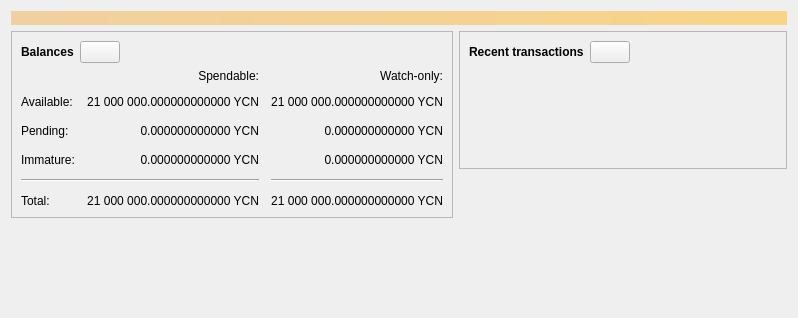
This is src/qt/forms/overviewpage.ui in kylacoin/kylacoin as Qt 5 draws it before an edit. The edited form follows.
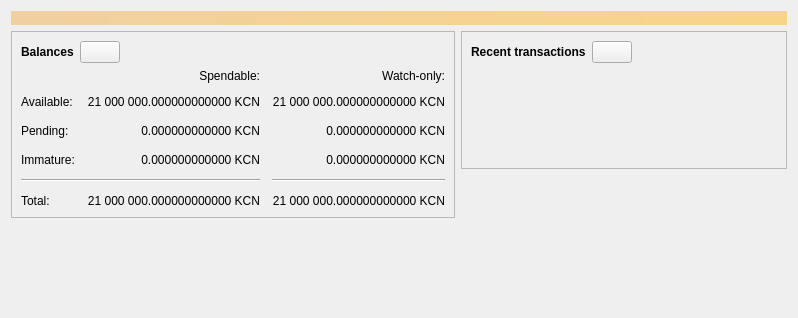
This is the edited form. Icons and pictures are not drawn. Custom widgets are drawn as their Qt base class.

What changed in the file:
```diff
--- a/src/qt/forms/overviewpage.ui
+++ b/src/qt/forms/overviewpage.ui
@@ -120,7 +120,7 @@
                <string>Unconfirmed transactions to watch-only addresses</string>
               </property>
               <property name="text">
-               <string notr="true">0.000000000000 YCN</string>
+               <string notr="true">0.000000000000 KCN</string>
               </property>
               <property name="alignment">
                <set>Qt::AlignRight|Qt::AlignTrailing|Qt::AlignVCenter</set>
@@ -139,7 +139,7 @@
                <string>Total of transactions that have yet to be confirmed, and do not yet count toward the spendable balance</string>
               </property>
               <property name="text">
-               <string notr="true">0.000000000000 YCN</string>
+               <string notr="true">0.000000000000 KCN</string>
               </property>
               <property name="alignment">
                <set>Qt::AlignRight|Qt::AlignTrailing|Qt::AlignVCenter</set>
@@ -158,7 +158,7 @@
                <string>Mined balance in watch-only addresses that has not yet matured</string>
               </property>
               <property name="text">
-               <string notr="true">0.000000000000 YCN</string>
+               <string notr="true">0.000000000000 KCN</string>
               </property>
               <property name="alignment">
                <set>Qt::AlignRight|Qt::AlignTrailing|Qt::AlignVCenter</set>
@@ -210,7 +210,7 @@
                <string>Mined balance that has not yet matured</string>
               </property>
               <property name="text">
-               <string notr="true">0.000000000000 YCN</string>
+               <string notr="true">0.000000000000 KCN</string>
               </property>
               <property name="alignment">
                <set>Qt::AlignRight|Qt::AlignTrailing|Qt::AlignVCenter</set>
@@ -249,7 +249,7 @@
                <string>Your current total balance</string>
               </property>
               <property name="text">
-               <string notr="true">21 000 000.000000000000 YCN</string>
+               <string notr="true">21 000 000.000000000000 KCN</string>
               </property>
               <property name="alignment">
                <set>Qt::AlignRight|Qt::AlignTrailing|Qt::AlignVCenter</set>
@@ -268,7 +268,7 @@
                <string>Current total balance in watch-only addresses</string>
               </property>
               <property name="text">
-               <string notr="true">21 000 000.000000000000 YCN</string>
+               <string notr="true">21 000 000.000000000000 KCN</string>
               </property>
               <property name="alignment">
                <set>Qt::AlignRight|Qt::AlignTrailing|Qt::AlignVCenter</set>
@@ -304,7 +304,7 @@
                <string>Your current spendable balance</string>
               </property>
               <property name="text">
-               <string notr="true">21 000 000.000000000000 YCN</string>
+               <string notr="true">21 000 000.000000000000 KCN</string>
               </property>
               <property name="alignment">
                <set>Qt::AlignRight|Qt::AlignTrailing|Qt::AlignVCenter</set>
@@ -323,7 +323,7 @@
                <string>Your current balance in watch-only addresses</string>
               </property>
               <property name="text">
-               <string notr="true">21 000 000.000000000000 YCN</string>
+               <string notr="true">21 000 000.000000000000 KCN</string>
               </property>
               <property name="alignment">
                <set>Qt::AlignRight|Qt::AlignTrailing|Qt::AlignVCenter</set>
```
Left out of the diff: 4 changed lines with no effect on the pictures.
